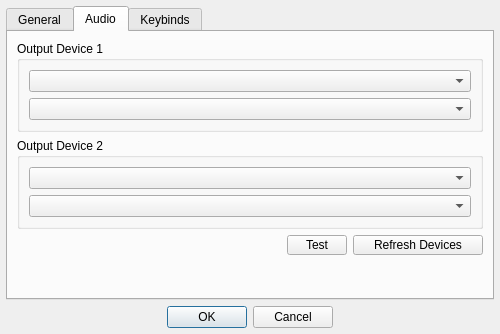
Qt form src/Dialog/dialogsettings.ui (defaultsamson/Soundboard) before a commit.
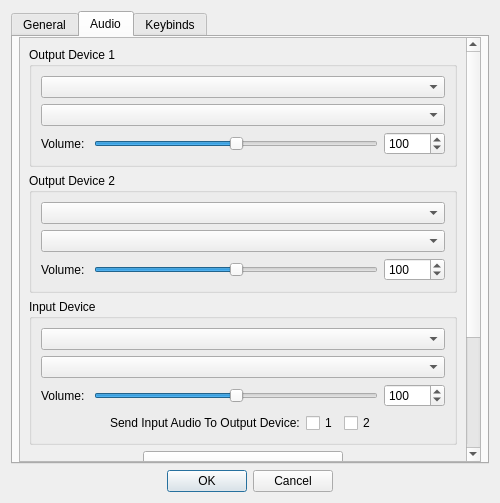
The same form after that commit. Custom widgets are drawn as their Qt base class.

Commit message: Settings gui revamp

Diff of the .ui file:
```diff
--- a/src/Dialog/dialogsettings.ui
+++ b/src/Dialog/dialogsettings.ui
@@ -7,27 +7,21 @@
     <x>0</x>
     <y>0</y>
     <width>500</width>
-    <height>334</height>
+    <height>503</height>
    </rect>
   </property>
   <property name="windowTitle">
    <string>Settings</string>
   </property>
   <layout class="QVBoxLayout" name="verticalLayout">
-   <property name="leftMargin">
-    <number>6</number>
-   </property>
-   <property name="topMargin">
-    <number>6</number>
-   </property>
-   <property name="rightMargin">
-    <number>6</number>
-   </property>
-   <property name="bottomMargin">
-    <number>6</number>
-   </property>
    <item>
     <widget class="QTabWidget" name="tabWidget">
+     <property name="sizePolicy">
+      <sizepolicy hsizetype="Expanding" vsizetype="Expanding">
+       <horstretch>0</horstretch>
+       <verstretch>0</verstretch>
+      </sizepolicy>
+     </property>
      <property name="currentIndex">
       <number>1</number>
      </property>
@@ -77,6 +71,54 @@
        <string>Audio</string>
       </attribute>
       <layout class="QVBoxLayout" name="verticalLayout_7">
+       <property name="leftMargin">
+        <number>0</number>
+       </property>
+       <property name="topMargin">
+        <number>0</number>
+       </property>
+       <property name="rightMargin">
+        <number>0</number>
+       </property>
+       <property name="bottomMargin">
+        <number>0</number>
+       </property>
+       <item>
+        <widget class="QWidget" name="widget_4" native="true">
+         <layout class="QHBoxLayout" name="horizontalLayout">
+          <property name="leftMargin">
+           <number>6</number>
+          </property>
+          <property name="topMargin">
+           <number>0</number>
+          </property>
+          <property name="rightMargin">
+           <number>6</number>
+          </property>
+          <property name="bottomMargin">
+           <number>0</number>
+          </property>
+          <item>
+           <widget class="QScrollArea" name="scrollArea">
+            <property name="sizePolicy">
+             <sizepolicy hsizetype="Expanding" vsizetype="Expanding">
+              <horstretch>0</horstretch>
+              <verstretch>0</verstretch>
+             </sizepolicy>
+            </property>
+            <property name="widgetResizable">
+             <bool>true</bool>
+            </property>
+            <widget class="QWidget" name="scrollAreaWidgetContents">
+             <property name="geometry">
+              <rect>
+               <x>0</x>
+               <y>-235</y>
+               <width>450</width>
+               <height>656</height>
+              </rect>
+             </property>
+             <layout class="QVBoxLayout" name="verticalLayout_11">
        <item>
         <widget class="QGroupBox" name="groupBoxDevice0">
          <property name="title">
@@ -89,6 +131,40 @@
           <item>
            <widget class="QComboBox" name="comboBoxOutputDevice0"/>
           </item>
+                 <item>
+                  <layout class="QHBoxLayout" name="horizontalLayout_11">
+                   <item>
+                    <widget class="QLabel" name="label_8">
+                     <property name="text">
+                      <string>Volume: </string>
+                     </property>
+                    </widget>
+                   </item>
+                   <item>
+                    <widget class="QSlider" name="sliderDevice0">
+                     <property name="maximum">
+                      <number>200</number>
+                     </property>
+                     <property name="value">
+                      <number>100</number>
+                     </property>
+                     <property name="orientation">
+                      <enum>Qt::Horizontal</enum>
+                     </property>
+                    </widget>
+                   </item>
+                   <item>
+                    <widget class="QSpinBox" name="spinBoxDevice0">
+                     <property name="maximum">
+                      <number>10000</number>
+                     </property>
+                     <property name="value">
+                      <number>100</number>
+                     </property>
+                    </widget>
+                   </item>
+                  </layout>
+                 </item>
          </layout>
         </widget>
        </item>
@@ -104,8 +180,259 @@
           <item>
            <widget class="QComboBox" name="comboBoxOutputDevice1"/>
           </item>
-         </layout>
-        </widget>
+                 <item>
+                  <layout class="QHBoxLayout" name="horizontalLayout_10">
+                   <item>
+                    <widget class="QLabel" name="label_7">
+                     <property name="text">
+                      <string>Volume: </string>
+                     </property>
+                    </widget>
+                   </item>
+                   <item>
+                    <widget class="QSlider" name="sliderDevice1">
+                     <property name="maximum">
+                      <number>200</number>
+                     </property>
+                     <property name="value">
+                      <number>100</number>
+                     </property>
+                     <property name="orientation">
+                      <enum>Qt::Horizontal</enum>
+                     </property>
+                    </widget>
+                   </item>
+                   <item>
+                    <widget class="QSpinBox" name="spinBoxDevice1">
+                     <property name="maximum">
+                      <number>10000</number>
+                     </property>
+                     <property name="value">
+                      <number>100</number>
+                     </property>
+                     <property name="displayIntegerBase">
+                      <number>10</number>
+                     </property>
+                    </widget>
+                   </item>
+                  </layout>
+                 </item>
+                </layout>
+               </widget>
+              </item>
+              <item>
+               <widget class="QGroupBox" name="groupBoxDeviceInput">
+                <property name="title">
+                 <string>Input Device</string>
+                </property>
+                <layout class="QVBoxLayout" name="verticalLayout_9">
+                 <item>
+                  <widget class="QComboBox" name="comboBoxDriverInput"/>
+                 </item>
+                 <item>
+                  <widget class="QComboBox" name="comboBoxDeviceInput"/>
+                 </item>
+                 <item>
+                  <layout class="QHBoxLayout" name="horizontalLayout_3">
+                   <item>
+                    <widget class="QLabel" name="label_6">
+                     <property name="text">
+                      <string>Volume: </string>
+                     </property>
+                    </widget>
+                   </item>
+                   <item>
+                    <widget class="QSlider" name="sliderInput">
+                     <property name="maximum">
+                      <number>200</number>
+                     </property>
+                     <property name="value">
+                      <number>100</number>
+                     </property>
+                     <property name="orientation">
+                      <enum>Qt::Horizontal</enum>
+                     </property>
+                    </widget>
+                   </item>
+                   <item>
+                    <widget class="QSpinBox" name="spinBoxInput">
+                     <property name="maximum">
+                      <number>10000</number>
+                     </property>
+                     <property name="value">
+                      <number>100</number>
+                     </property>
+                    </widget>
+                   </item>
+                  </layout>
+                 </item>
+                 <item>
+                  <layout class="QHBoxLayout" name="horizontalLayout_7">
+                   <item>
+                    <spacer name="horizontalSpacer_6">
+                     <property name="orientation">
+                      <enum>Qt::Horizontal</enum>
+                     </property>
+                     <property name="sizeHint" stdset="0">
+                      <size>
+                       <width>40</width>
+                       <height>20</height>
+                      </size>
+                     </property>
+                    </spacer>
+                   </item>
+                   <item>
+                    <widget class="QLabel" name="label_3">
+                     <property name="text">
+                      <string>Send Input Audio To Output Device:</string>
+                     </property>
+                    </widget>
+                   </item>
+                   <item>
+                    <widget class="QCheckBox" name="checkBoxInput0">
+                     <property name="text">
+                      <string>1</string>
+                     </property>
+                    </widget>
+                   </item>
+                   <item>
+                    <widget class="QCheckBox" name="checkBoxInput1">
+                     <property name="text">
+                      <string>2</string>
+                     </property>
+                    </widget>
+                   </item>
+                   <item>
+                    <spacer name="horizontalSpacer_7">
+                     <property name="orientation">
+                      <enum>Qt::Horizontal</enum>
+                     </property>
+                     <property name="sizeHint" stdset="0">
+                      <size>
+                       <width>40</width>
+                       <height>20</height>
+                      </size>
+                     </property>
+                    </spacer>
+                   </item>
+                  </layout>
+                 </item>
+                </layout>
+               </widget>
+              </item>
+              <item>
+               <layout class="QHBoxLayout" name="horizontalLayout_4">
+                <item>
+                 <spacer name="horizontalSpacer">
+                  <property name="orientation">
+                   <enum>Qt::Horizontal</enum>
+                  </property>
+                  <property name="sizeHint" stdset="0">
+                   <size>
+                    <width>40</width>
+                    <height>20</height>
+                   </size>
+                  </property>
+                 </spacer>
+                </item>
+                <item>
+                 <widget class="QPushButton" name="pushButtonRefresh">
+                  <property name="minimumSize">
+                   <size>
+                    <width>200</width>
+                    <height>40</height>
+                   </size>
+                  </property>
+                  <property name="maximumSize">
+                   <size>
+                    <width>200</width>
+                    <height>40</height>
+                   </size>
+                  </property>
+                  <property name="text">
+                   <string>Refresh Devices</string>
+                  </property>
+                 </widget>
+                </item>
+                <item>
+                 <spacer name="horizontalSpacer_5">
+                  <property name="orientation">
+                   <enum>Qt::Horizontal</enum>
+                  </property>
+                  <property name="sizeHint" stdset="0">
+                   <size>
+                    <width>40</width>
+                    <height>20</height>
+                   </size>
+                  </property>
+                 </spacer>
+                </item>
+               </layout>
+              </item>
+              <item>
+               <widget class="QGroupBox" name="groupBox">
+                <property name="title">
+                 <string>Audio Test</string>
+                </property>
+                <layout class="QVBoxLayout" name="verticalLayout_10">
+                 <item>
+                  <layout class="QHBoxLayout" name="horizontalLayout_8">
+                   <item>
+                    <widget class="QLabel" name="label_4">
+                     <property name="text">
+                      <string>File: </string>
+                     </property>
+                    </widget>
+                   </item>
+                   <item>
+                    <widget class="QLineEdit" name="lineEditTestFile">
+                     <property name="placeholderText">
+                      <string>Please choose a file...</string>
+                     </property>
+                    </widget>
+                   </item>
+                   <item>
+                    <widget class="QPushButton" name="pushButtonTestFile">
+                     <property name="text">
+                      <string>Choose...</string>
+                     </property>
+                    </widget>
+                   </item>
+                  </layout>
+                 </item>
+                 <item>
+                  <layout class="QHBoxLayout" name="horizontalLayout_9">
+                   <item>
+                    <widget class="QLabel" name="label_5">
+                     <property name="text">
+                      <string>Volume: </string>
+                     </property>
+                    </widget>
+                   </item>
+                   <item>
+                    <widget class="QSlider" name="sliderTest">
+                     <property name="maximum">
+                      <number>200</number>
+                     </property>
+                     <property name="value">
+                      <number>100</number>
+                     </property>
+                     <property name="orientation">
+                      <enum>Qt::Horizontal</enum>
+                     </property>
+                    </widget>
+                   </item>
+                   <item>
+                    <widget class="QSpinBox" name="spinBoxTest">
+                     <property name="maximum">
+                      <number>10000</number>
+                     </property>
+                     <property name="value">
+                      <number>100</number>
+                     </property>
+                    </widget>
+                   </item>
+                  </layout>
        </item>
        <item>
         <layout class="QHBoxLayout" name="horizontalLayout_5">
@@ -132,36 +459,8 @@
            </property>
           </widget>
          </item>
-         <item>
-          <widget class="QPushButton" name="pushButtonRefresh">
-           <property name="maximumSize">
-            <size>
-             <width>130</width>
-             <height>20</height>
-            </size>
-           </property>
-           <property name="text">
-            <string>Refresh Devices</string>
-           </property>
-          </widget>
-         </item>
-        </layout>
-       </item>
-       <item>
-        <widget class="QWidget" name="widget_4" native="true">
-         <layout class="QHBoxLayout" name="horizontalLayout">
-          <property name="leftMargin">
-           <number>6</number>
-          </property>
-          <property name="topMargin">
-           <number>0</number>
-          </property>
-          <property name="rightMargin">
-           <number>6</number>
-          </property>
-          <property name="bottomMargin">
-           <number>0</number>
-          </property>
+                  </layout>
+                 </item>
           <item>
            <spacer name="verticalSpacer">
             <property name="orientation">
@@ -174,6 +473,13 @@
              </size>
             </property>
            </spacer>
+                 </item>
+                </layout>
+               </widget>
+              </item>
+             </layout>
+            </widget>
+           </widget>
           </item>
          </layout>
         </widget>
```
Lines whose indentation alone changed are shown as unchanged.
